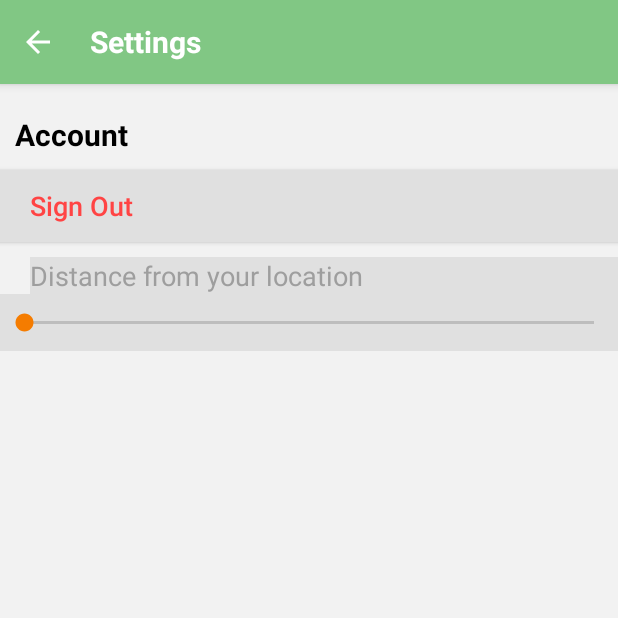
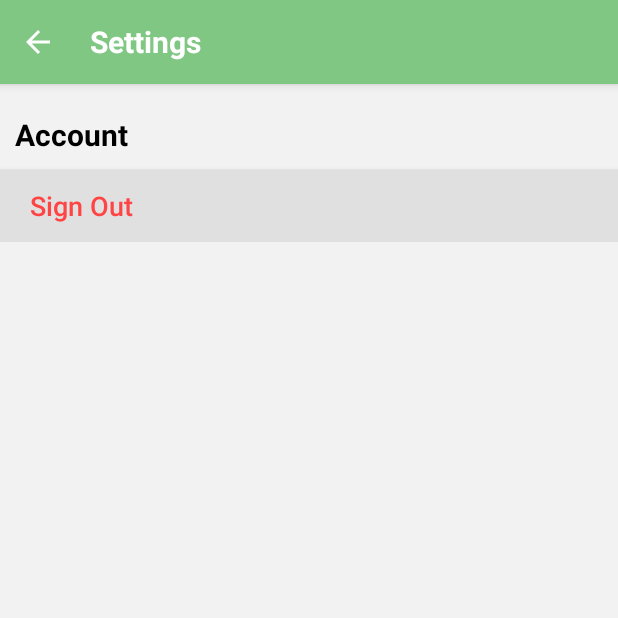
Before and after one commit to rdede/FoodOnMeet, an Android app: the SettingsActivity screen opened directly, with no data from a screen before it, on a phone screen of 412 x 824 dp, the top half of it. Run offline under Robolectric (Android 15) with nearby library versions, the phone set to English and light mode, and no system bars; our stand-ins replace Firebase (no records; nobody signed in at launch, a user with empty details on screens opened directly).

Commit message:
Chat fixes

```diff
--- a/app/src/main/java/com/example/foodonmeet/ChatRoomActivity.java
+++ b/app/src/main/java/com/example/foodonmeet/ChatRoomActivity.java
@@ -12,6 +12,7 @@ import android.util.Log;
 import android.view.View;
 import android.widget.EditText;
 import android.widget.ImageButton;
+import android.widget.TextView;
 import android.widget.Toast;
 
 import com.example.foodonmeet.Chat.Chat;
@@ -63,7 +64,8 @@ public class ChatRoomActivity extends AppCompatActivity {
 
         Toolbar toolbar = findViewById(R.id.toolbar);
         setSupportActionBar(toolbar);
-        setTitle(roomName);
+        TextView toolbarTitle = toolbar.findViewById(R.id.toolbar_title);
+        toolbarTitle.setText(roomName);
 
         userId = FirebaseAuth.getInstance().getCurrentUser().getUid();
 
--- a/app/src/main/java/com/example/foodonmeet/ChatsAdapter.java
+++ b/app/src/main/java/com/example/foodonmeet/ChatsAdapter.java
@@ -17,6 +17,7 @@ import android.widget.DatePicker;
 import android.widget.TextView;
 import android.widget.Toast;
 
+import com.example.foodonmeet.Chat.ChatFragment;
 import com.example.foodonmeet.Notifications.BookingsFragment;
 
 import java.util.ArrayList;
--- a/app/src/main/java/com/example/foodonmeet/MainActivity.java
+++ b/app/src/main/java/com/example/foodonmeet/MainActivity.java
@@ -16,8 +16,8 @@ import android.view.MenuItem;
 import android.view.View;
 import android.widget.TextView;
 
+import com.example.foodonmeet.Chat.ChatFragment;
 import com.example.foodonmeet.Create.CreateActivity;
-import com.example.foodonmeet.Notifications.BookingsFragment;
 import com.example.foodonmeet.Notifications.NotificationsFragment;
 import com.example.foodonmeet.home.HomeFragment;
 import com.example.foodonmeet.home.EventsAdapter;
--- a/app/src/main/java/com/example/foodonmeet/ProfileSetup/ProfileSetupBirthdateFragment.java
+++ b/app/src/main/java/com/example/foodonmeet/ProfileSetup/ProfileSetupBirthdateFragment.java
@@ -27,6 +27,7 @@ public class ProfileSetupBirthdateFragment extends Fragment {
         View view = inflater.inflate(R.layout.fragment_profile_setup_birthdate, container, false);
 
         dpBirthdate = view.findViewById(R.id.dpBirthdate);
+        dpBirthdate.setMaxDate(System.currentTimeMillis());
 
         return view;
     }
--- a/app/src/main/res/layout/activity_settings.xml
+++ b/app/src/main/res/layout/activity_settings.xml
@@ -47,35 +47,6 @@
             android:background="@color/grey_300"
             android:onClick="signOut"/>
 
-        <LinearLayout
-            android:layout_below="@+id/btnSignout"
-            android:layout_width="match_parent"
-            android:layout_height="wrap_content"
-            android:orientation="vertical">
-
-        <TextView
-            android:id="@+id/tvDistanceLocation"
-            android:layout_marginTop="10dp"
-            android:layout_marginLeft="20dp"
-            android:layout_width="match_parent"
-            android:layout_height="wrap_content"
-            android:text="@string/distance_location"
-            android:textSize="18sp"
-            android:textColor="@color/grey_500"
-            android:background="@color/grey_300"/>
-
-        <SeekBar
-            android:id="@+id/sbDistance"
-            android:layout_width="match_parent"
-            android:layout_height="wrap_content"
-            android:max="100"
-            android:min="0"
-            android:background="@color/grey_300"
-            android:paddingTop="10dp"
-            android:paddingBottom="10dp"/>
-
-        </LinearLayout>
-
     </RelativeLayout>
 
 </ScrollView>
--- a/app/src/main/res/layout/fragment_chat.xml
+++ b/app/src/main/res/layout/fragment_chat.xml
@@ -3,7 +3,7 @@
     xmlns:tools="http://schemas.android.com/tools"
     android:layout_width="match_parent"
     android:layout_height="match_parent"
-    tools:context=".ChatFragment">
+    tools:context=".Chat.ChatFragment">
 
     <RelativeLayout
         android:layout_width="match_parent"
```
Also changed, not shown: app/src/main/java/com/example/foodonmeet/Chat/ChatFragment.java (renamed from app/src/main/java/com/example/foodonmeet/ChatFragment.java, +38 -15 lines), app/src/main/java/com/example/foodonmeet/Chat/ChatRoom.java (+9 -21 lines), app/src/main/java/com/example/foodonmeet/Chat/ChatRoomRepository.java (+5 -2 lines), app/src/main/java/com/example/foodonmeet/Chat/ChatRoomsAdapter.java (+32 -16 lines), app/src/main/res/drawable/ic_send.xml (added, +9 -0 lines), app/src/main/res/layout/activity_chat_room.xml (+9 -4 lines), app/src/main/res/layout/chats_item.xml (+10 -10 lines), app/src/main/res/layout/item_chat_room.xml (+17 -4 lines).
